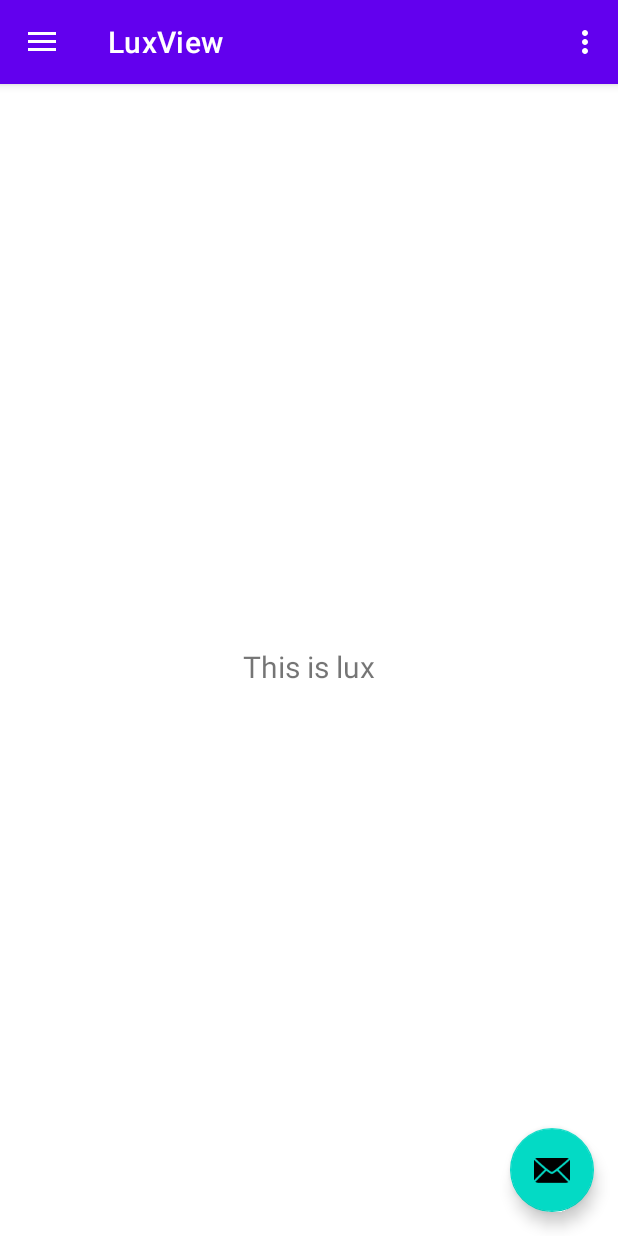
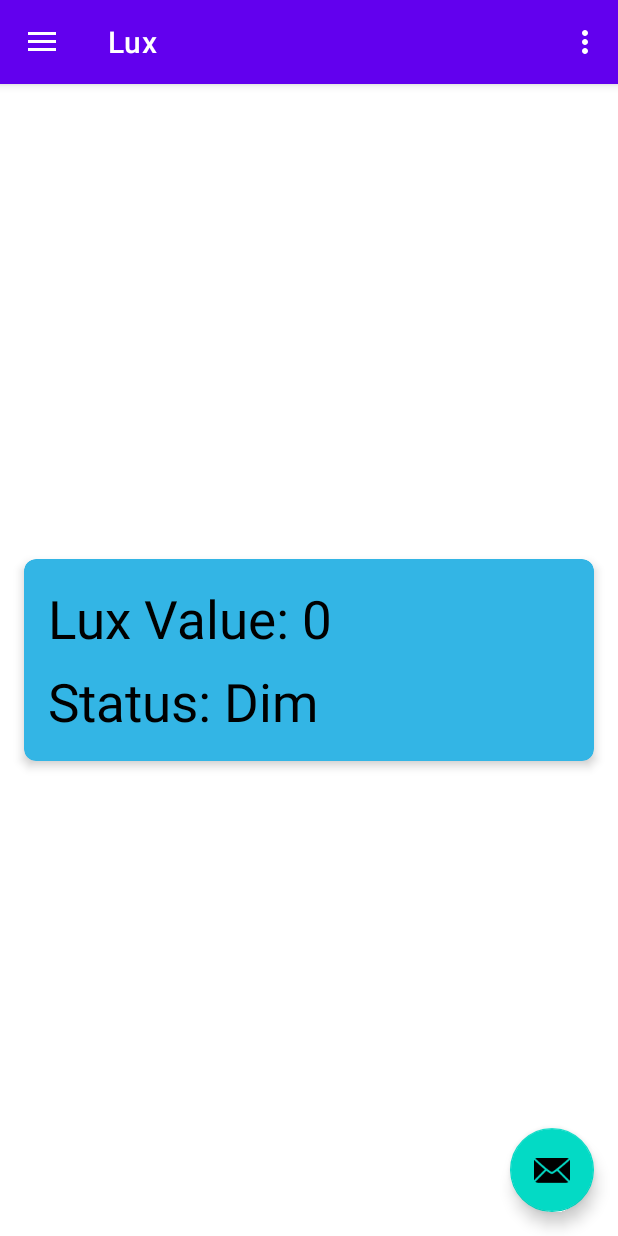
Before and after one commit to yaroshenkonikita/lux-meter, an Android app: the screen it shows after launch (MainActivity), on a phone screen of 412 x 824 dp. Run offline under Robolectric (Android 15) with nearby library versions, the phone set to English and light mode, and no system bars; our stand-ins replace navigation-ui.

Commit message:
Make good lux view with shared storage

```diff
--- /dev/null
+++ b/app/src/main/java/com/example/luxmetr/ui/lux/LuxFragment.kt
@@ -0,0 +1,91 @@
+package com.example.luxmetr.ui.lux
+
+import android.content.Context
+import android.hardware.Sensor
+import android.hardware.SensorEvent
+import android.hardware.SensorEventListener
+import android.hardware.SensorManager
+import android.os.Bundle
+import android.os.Handler
+import android.os.Looper
+import android.view.LayoutInflater
+import android.view.View
+import android.view.ViewGroup
+import android.widget.TextView
+import androidx.fragment.app.Fragment
+import androidx.fragment.app.activityViewModels
+import com.example.luxmetr.databinding.FragmentLuxBinding
+import com.example.luxmetr.ui.shared.SharedViewModel
+
+class LuxFragment : Fragment(), SensorEventListener {
+
+    private var _binding: FragmentLuxBinding? = null
+    private val binding get() = _binding!!
+    private lateinit var sensorManager: SensorManager
+    private var lightSensor: Sensor? = null
+    private val sharedViewModel: SharedViewModel by activityViewModels()
+    private val handler = Handler(Looper.getMainLooper())
+
+    private var luxValue: Int = 0
+
+    private val updateLuxData = object : Runnable {
+        override fun run() {
+            sharedViewModel.setLuxValue(luxValue)
+            handler.postDelayed(this, 20)
+        }
+    }
+
+    override fun onCreateView(
+        inflater: LayoutInflater,
+        container: ViewGroup?,
+        savedInstanceState: Bundle?
+    ): View {
+        _binding = FragmentLuxBinding.inflate(inflater, container, false)
+        val root: View = binding.root
+
+        val luxValueTextView: TextView = binding.textLuxValue
+        val luxStatusTextView: TextView = binding.textLuxStatus
+
+        sharedViewModel.luxValue.observe(viewLifecycleOwner) { it ->
+            "Lux Value: $it".also { luxValueTextView.text = it }
+        }
+
+        sharedViewModel.luxStatus.observe(viewLifecycleOwner) { it ->
+            "Status: $it".also { luxStatusTextView.text = it }
+        }
+
+        sensorManager = activity?.getSystemService(Context.SENSOR_SERVICE) as SensorManager
+        lightSensor = sensorManager.getDefaultSensor(Sensor.TYPE_LIGHT)
+
+        return root
+    }
+
+    override fun onResume() {
+        super.onResume()
+        lightSensor?.also { sensor ->
+            sensorManager.registerListener(this, sensor, SensorManager.SENSOR_DELAY_NORMAL)
+        }
+        handler.post(updateLuxData)
+    }
+
+    override fun onPause() {
+        super.onPause()
+        sensorManager.unregisterListener(this)
+        handler.removeCallbacks(updateLuxData)
+    }
+
+    override fun onDestroyView() {
+        super.onDestroyView()
+        _binding = null
+    }
+
+    override fun onSensorChanged(event: SensorEvent?) {
+        if (event?.sensor?.type == Sensor.TYPE_LIGHT) {
+            luxValue = event.values[0].toInt()
+        }
+    }
+
+    override fun onAccuracyChanged(sensor: Sensor?, accuracy: Int) {
+        // Do something if sensor accuracy changes
+    }
+}
--- a/app/src/main/java/com/example/luxmetr/ui/luxview/LuxViewFragment.kt
+++ /dev/null
@@ -1,42 +0,0 @@
-package com.example.luxmetr.ui.luxview
-
-import android.os.Bundle
-import android.view.LayoutInflater
-import android.view.View
-import android.view.ViewGroup
-import android.widget.TextView
-import androidx.fragment.app.Fragment
-import androidx.lifecycle.ViewModelProvider
-import com.example.luxmetr.databinding.FragmentLuxBinding
-
-class LuxViewFragment : Fragment() {
-
-    private var _binding: FragmentLuxBinding? = null
-
-    // This property is only valid between onCreateView and
-    // onDestroyView.
-    private val binding get() = _binding!!
-
-    override fun onCreateView(
-        inflater: LayoutInflater,
-        container: ViewGroup?,
-        savedInstanceState: Bundle?
-    ): View {
-        val homeViewModel =
-            ViewModelProvider(this).get(LuxViewModel::class.java)
-
-        _binding = FragmentLuxBinding.inflate(inflater, container, false)
-        val root: View = binding.root
-
-        val textView: TextView = binding.textHome
-        homeViewModel.text.observe(viewLifecycleOwner) {
-            textView.text = it
-        }
-        return root
-    }
-
-    override fun onDestroyView() {
-        super.onDestroyView()
-        _binding = null
-    }
-}
--- a/app/src/main/java/com/example/luxmetr/ui/luxview/LuxViewModel.kt
+++ /dev/null
@@ -1,13 +0,0 @@
-package com.example.luxmetr.ui.luxview
-
-import androidx.lifecycle.LiveData
-import androidx.lifecycle.MutableLiveData
-import androidx.lifecycle.ViewModel
-
-class LuxViewModel : ViewModel() {
-
-    private val _text = MutableLiveData<String>().apply {
-        value = "This is lux"
-    }
-    val text: LiveData<String> = _text
-}
--- /dev/null
+++ b/app/src/main/java/com/example/luxmetr/ui/shared/SharedViewModel.kt
@@ -0,0 +1,49 @@
+package com.example.luxmetr.ui.shared
+
+import androidx.lifecycle.LiveData
+import androidx.lifecycle.MutableLiveData
+import androidx.lifecycle.ViewModel
+import kotlin.math.abs
+
+class SharedViewModel : ViewModel() {
+
+    private val _luxValue = MutableLiveData<Int>().apply {
+        value = 0
+    }
+    val luxValue: LiveData<Int> = _luxValue
+
+    private val _luxStatus = MutableLiveData<String>().apply {
+        value = "Unknown"
+    }
+    val luxStatus: LiveData<String> = _luxStatus
+
+    private val luxData = mutableListOf<Int>()
+    private val maxDataPoints = 10 * 60 * 10  // 10 minutes, 100ms intervals
+    private var lastSavedTime: Long = 0
+
+    fun setLuxValue(value: Int) {
+        _luxValue.value = value
+        _luxStatus.value = if (value < 100) "Dim" else "Bright"
+
+        val currentTime = System.currentTimeMillis()
+        if (currentTime - lastSavedTime >= 100) {
+            lastSavedTime = currentTime
+            luxData.add(value)
+            if (luxData.size > maxDataPoints) {
+                luxData.removeAt(0)
+            }
+        }
+    }
+
+    fun getMaxChange(): Int {
+        if (luxData.size < 2) return 0
+        var maxChange = 0
+        for (i in 1 until luxData.size) {
+            val change = abs(luxData[i] - luxData[i - 1])
+            if (change > maxChange) {
+                maxChange = change
+            }
+        }
+        return maxChange
+    }
+}
--- a/app/src/main/res/layout/fragment_lux.xml
+++ b/app/src/main/res/layout/fragment_lux.xml
@@ -4,19 +4,43 @@
     xmlns:tools="http://schemas.android.com/tools"
     android:layout_width="match_parent"
     android:layout_height="match_parent"
-    tools:context=".ui.luxview.LuxViewFragment">
+    tools:context=".ui.lux.LuxFragment">
 
-    <TextView
-        android:id="@+id/text_home"
+    <androidx.cardview.widget.CardView
+        android:id="@+id/card_view"
         android:layout_width="match_parent"
         android:layout_height="wrap_content"
-        android:layout_marginStart="8dp"
-        android:layout_marginTop="8dp"
-        android:layout_marginEnd="8dp"
-        android:textAlignment="center"
-        android:textSize="20sp"
+        android:layout_margin="16dp"
+        app:cardCornerRadius="8dp"
+        app:cardElevation="4dp"
+        app:layout_constraintTop_toTopOf="parent"
         app:layout_constraintBottom_toBottomOf="parent"
+        app:layout_constraintStart_toStartOf="parent"
         app:layout_constraintEnd_toEndOf="parent"
-        app:layout_constraintStart_toStartOf="parent"
-        app:layout_constraintTop_toTopOf="parent" />
+        android:backgroundTint="@android:color/holo_blue_light">
+
+        <LinearLayout
+            android:layout_width="match_parent"
+            android:layout_height="wrap_content"
+            android:orientation="vertical"
+            android:padding="16dp">
+
+            <TextView
+                android:id="@+id/text_lux_value"
+                android:layout_width="match_parent"
+                android:layout_height="wrap_content"
+                android:text="@string/lux_value_0"
+                android:textSize="35sp"
+                android:textColor="@android:color/black" />
+
+            <TextView
+                android:id="@+id/text_lux_status"
+                android:layout_width="match_parent"
+                android:layout_height="wrap_content"
+                android:text="@string/status_unknown"
+                android:textSize="35sp"
+                android:textColor="@android:color/black"
+                android:layout_marginTop="8dp"/>
+        </LinearLayout>
+    </androidx.cardview.widget.CardView>
 </androidx.constraintlayout.widget.ConstraintLayout>
--- a/app/src/main/res/navigation/mobile_navigation.xml
+++ b/app/src/main/res/navigation/mobile_navigation.xml
@@ -7,7 +7,7 @@
 
     <fragment
         android:id="@+id/nav_lux"
-        android:name="com.example.luxmetr.ui.luxview.LuxViewFragment"
+        android:name="com.example.luxmetr.ui.lux.LuxFragment"
         android:label="@string/menu_lux"
         tools:layout="@layout/fragment_lux" />
 
--- a/app/src/main/res/values/strings.xml
+++ b/app/src/main/res/values/strings.xml
@@ -7,7 +7,9 @@
     <string name="nav_header_desc">Navigation header</string>
     <string name="action_settings">Settings</string>
 
-    <string name="menu_lux">LuxView</string>
+    <string name="menu_lux">Lux</string>
     <string name="menu_graph">Graph</string>
     <string name="menu_info">Info</string>
+    <string name="lux_value_0">Lux Value: 0</string>
+    <string name="status_unknown">Status: Unknown</string>
 </resources>
```
